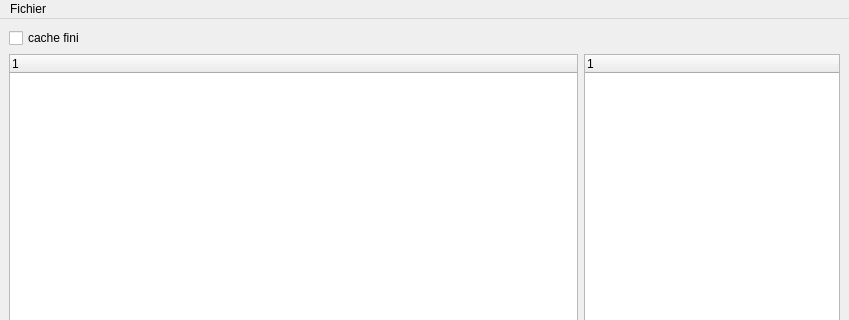
Above: yapluka/yaplukawindow.ui from lengagne/yapluka before the change; both pictures show x 0 to 849 and y 0 to 320 of the 849 by 566 pixel window. Below: the same form after it.
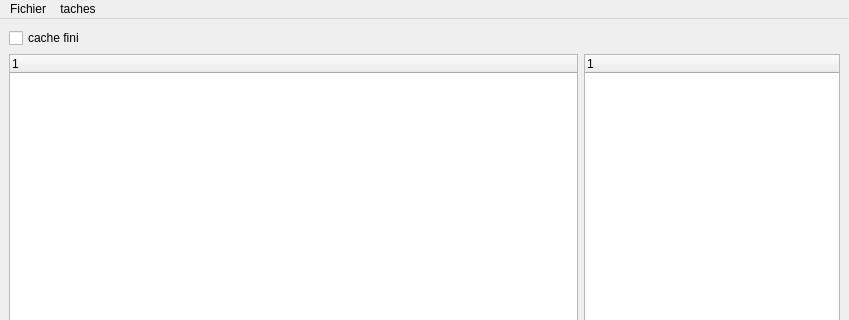
That is the form after the change.

Commit message: on a l'interface pour créer une tache mais on arrive pas à la visualiser

```diff
--- a/yapluka/yaplukawindow.ui
+++ b/yapluka/yaplukawindow.ui
@@ -112,7 +112,14 @@
     <addaction name="actionEnregistrer"/>
     <addaction name="actionQuitter"/>
    </widget>
+   <widget class="QMenu" name="menutaches">
+    <property name="title">
+     <string>taches</string>
+    </property>
+    <addaction name="actionnouvelle_tache"/>
+   </widget>
    <addaction name="menuFichier"/>
+   <addaction name="menutaches"/>
   </widget>
   <action name="actionOuvrir">
    <property name="text">
```
Left out of the diff: 5 changed lines with no effect on the pictures. The commit also changes 10 other files.
